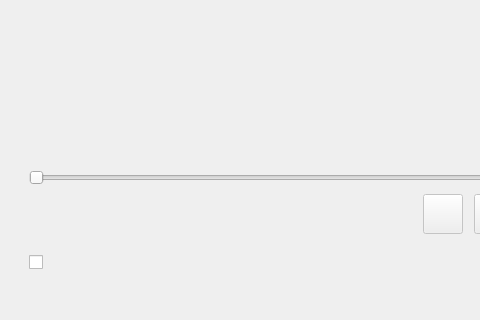
The window that DelaunayDream/gui/gui.ui (chensation/Delaunay-Dream) describes before a commit, drawn with Qt 5; both pictures show x 0 to 480 and y 359 to 679 of the 1260 by 679 pixel window.
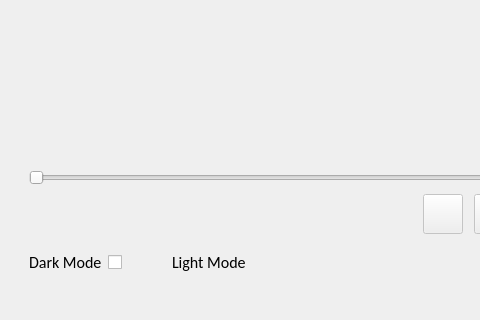
The same window after the commit. Custom widgets are drawn as their Qt base class.

Commit message: dark/light mode labels

Patch:
```diff
--- a/DelaunayDream/gui/gui.ui
+++ b/DelaunayDream/gui/gui.ui
@@ -305,6 +305,13 @@
       </item>
       <item>
        <layout class="QHBoxLayout" name="horizontalLayout_18">
+        <item>
+         <widget class="QLabel" name="dark_mode_label">
+          <property name="text">
+           <string>Dark Mode</string>
+          </property>
+         </widget>
+        </item>
         <item>
          <widget class="AnimatedToggle" name="mode_toggle">
           <property name="minimumSize">
@@ -333,6 +340,13 @@
           </property>
          </widget>
         </item>
+        <item>
+         <widget class="QLabel" name="light_mode_label">
+          <property name="text">
+           <string>Light Mode</string>
+          </property>
+         </widget>
+        </item>
         <item>
          <spacer name="horizontalSpacer_8">
           <property name="orientation">
```
The commit also changes 1 other file.
